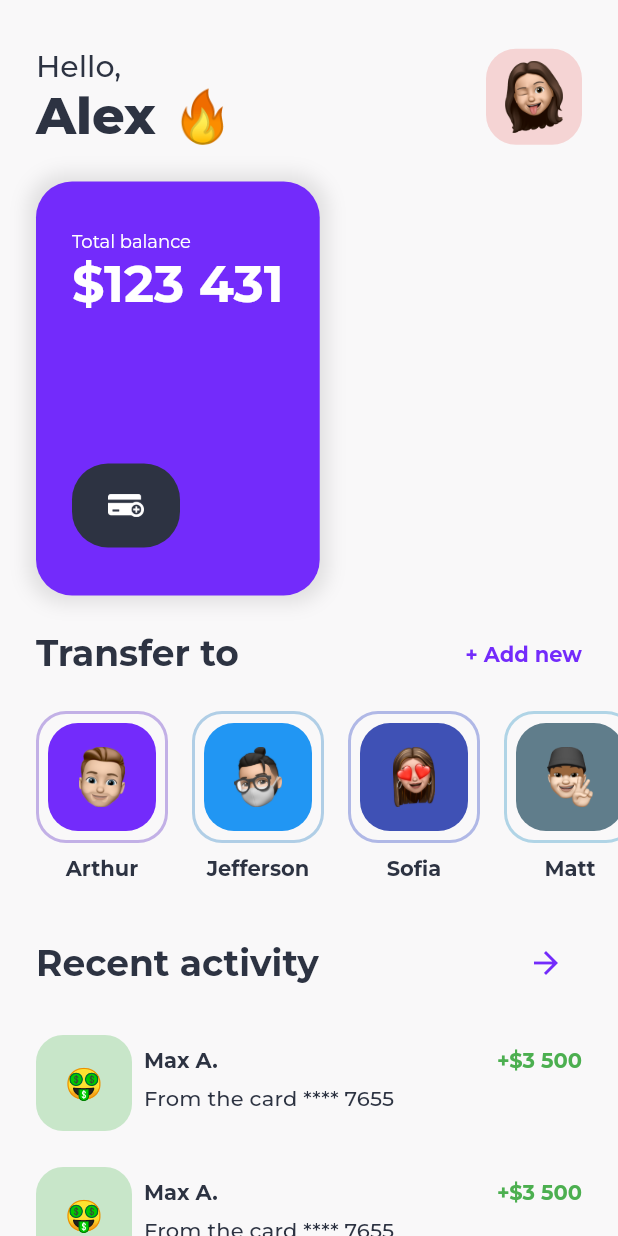
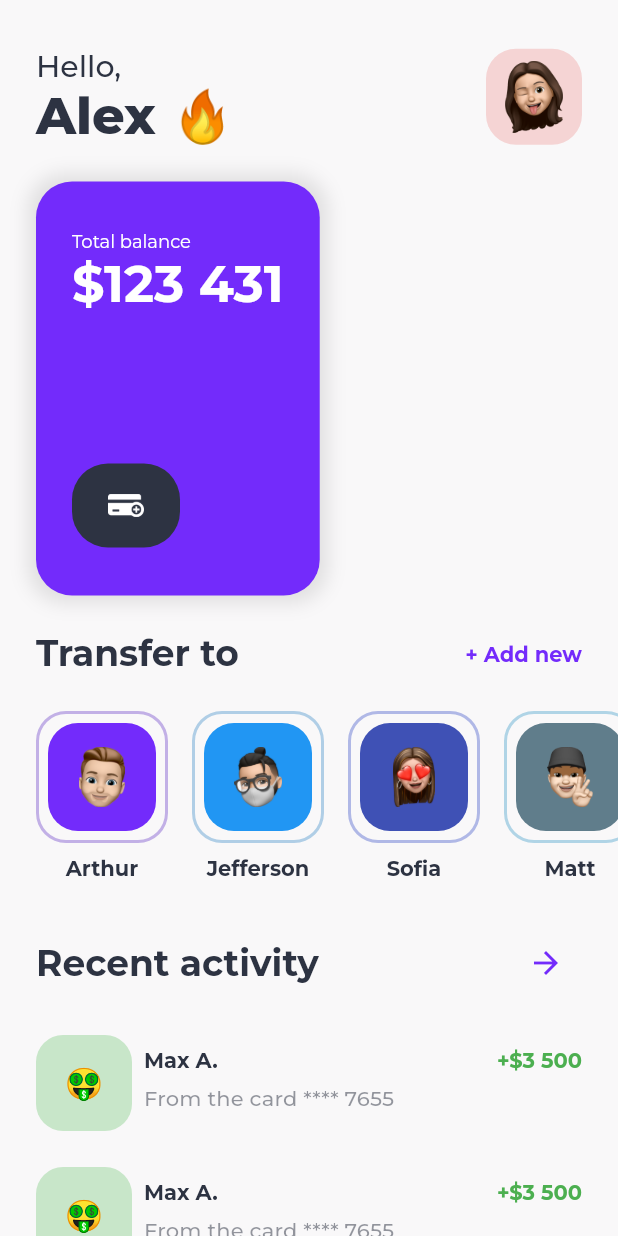
Before and after one commit to lucas404x/finance-app-dribbble, a Flutter app: the screen it shows after launch, on a phone screen of 412 x 824 dp. Run offline on Flutter 3.47's test engine with Material 2 defaults, Android fonts, the phone set to English and light mode, and no system bars; our stand-ins replace google_fonts.

Commit message:
fix: add opacity to text

```diff
--- a/lib/app/widgets/activity_list_item.dart
+++ b/lib/app/widgets/activity_list_item.dart
@@ -45,9 +45,12 @@ class ActivityListItem extends StatelessWidget {
                 ],
               ),
               const SizedBox(height: 8),
-              Text(
-                'From the card **** ${activityModel.lastDigitsCard}',
-                style: _textTheme.subtitle2,
+              Opacity(
+                opacity: 0.5,
+                child: Text(
+                  'From the card **** ${activityModel.lastDigitsCard}',
+                  style: _textTheme.subtitle2,
+                ),
               ),
             ],
           ),
```
